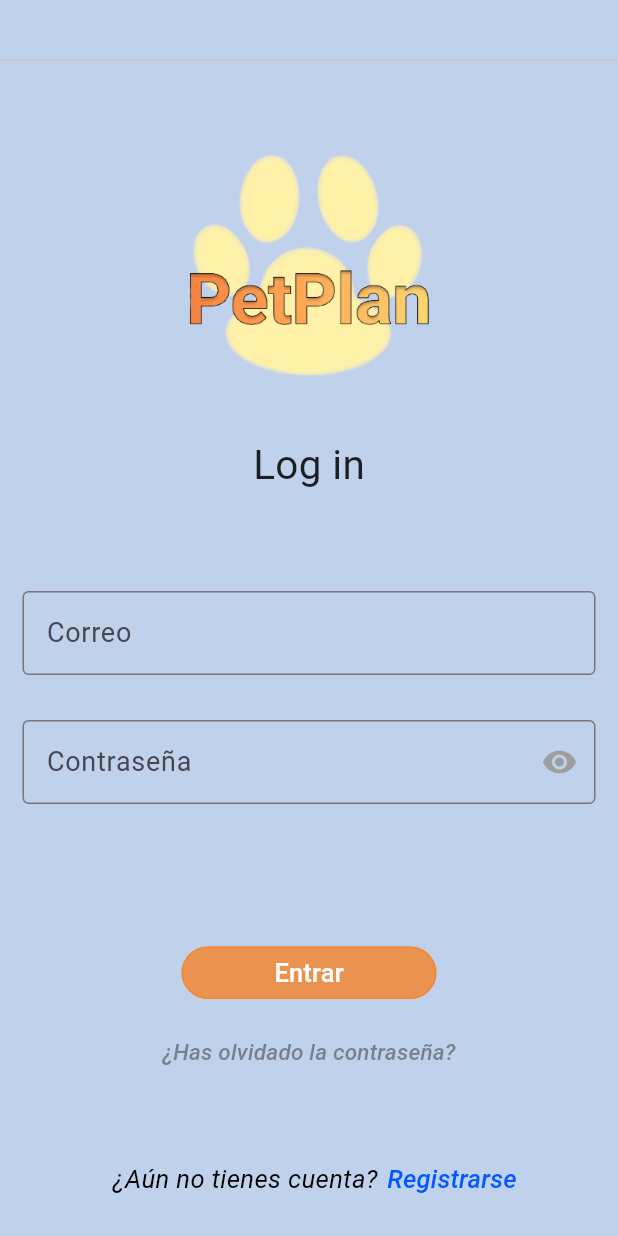
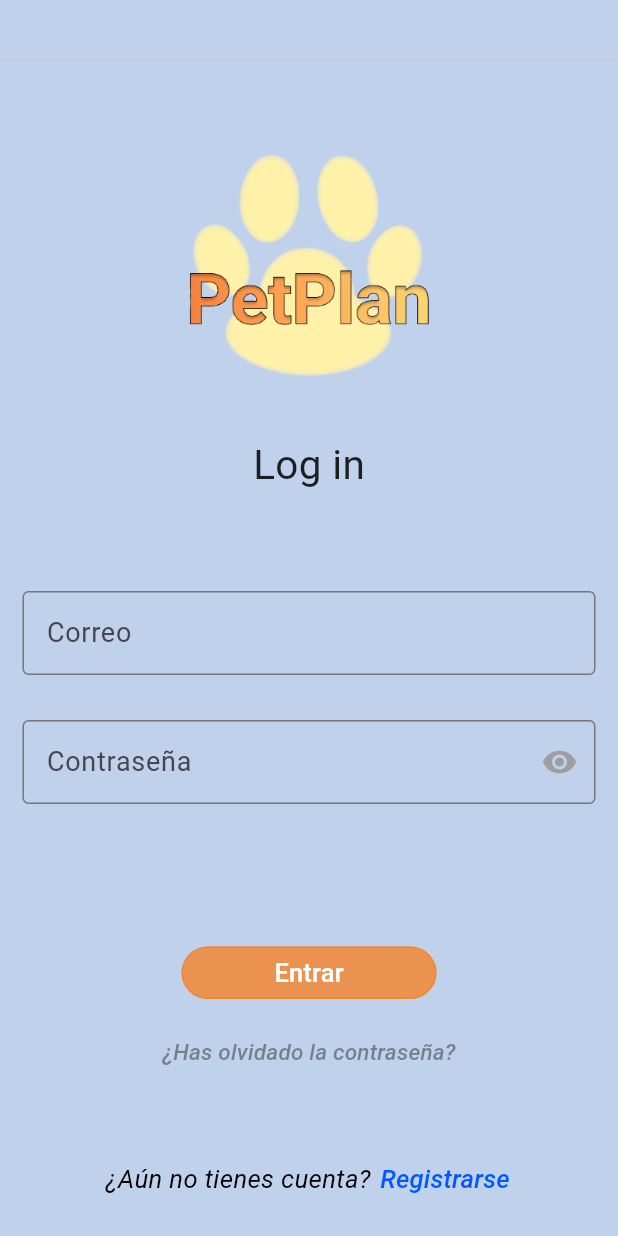
Before and after one commit to ElRisas1/pet_plan_pruebas, a Flutter app: the screen it shows after launch, on a phone screen of 412 x 824 dp. Run offline on Flutter 3.47's test engine with Material 3 defaults, Android fonts, the phone set to English and light mode, and no system bars; our stand-ins replace carousel_slider, google_generative_ai, grouped_list, image_picker, shared_preferences, supabase_flutter; accounts and stored records are empty.

Commit message:
Perdon he arreglado un fallito de Alineamiento en el centro :)

```diff
--- a/lib/pantalla_login.dart
+++ b/lib/pantalla_login.dart
@@ -182,8 +182,8 @@ class _PantallaLoginState extends State<PantallaLogin> {
 
                 Padding(padding: EdgeInsets.all(20)),
                 Container(
-                  margin:EdgeInsets.only(left: 75, right: 40), //Esto lo separa del margen por la derecha y la izquierda
-                  child:Row(
+                  margin:EdgeInsets.only(left: 40, right: 40), //Esto lo separa del margen por la derecha y la izquierda
+                  child:Row(mainAxisAlignment: MainAxisAlignment.center,
                     children: [
                       Text("¿Aún no tienes cuenta? ", style: TextStyle(fontSize: 17, color: const Color.fromARGB(255, 0, 0, 0), fontStyle: FontStyle.italic)),
 
```
